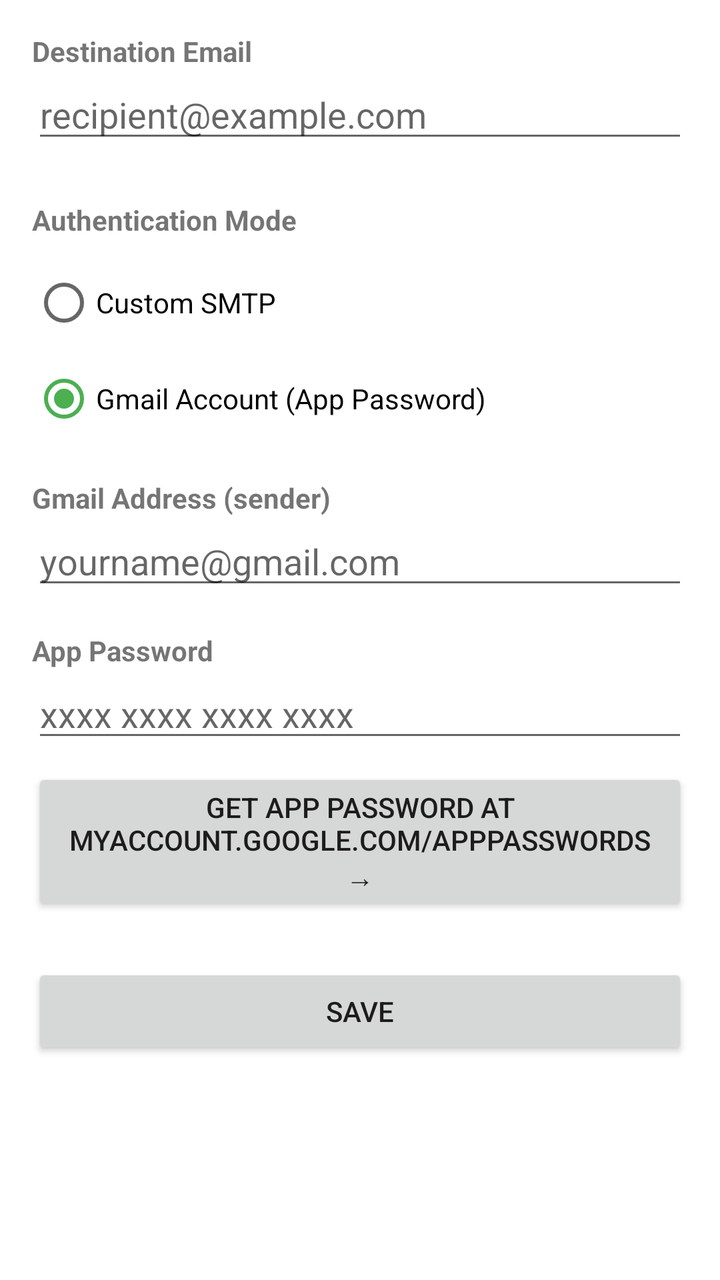
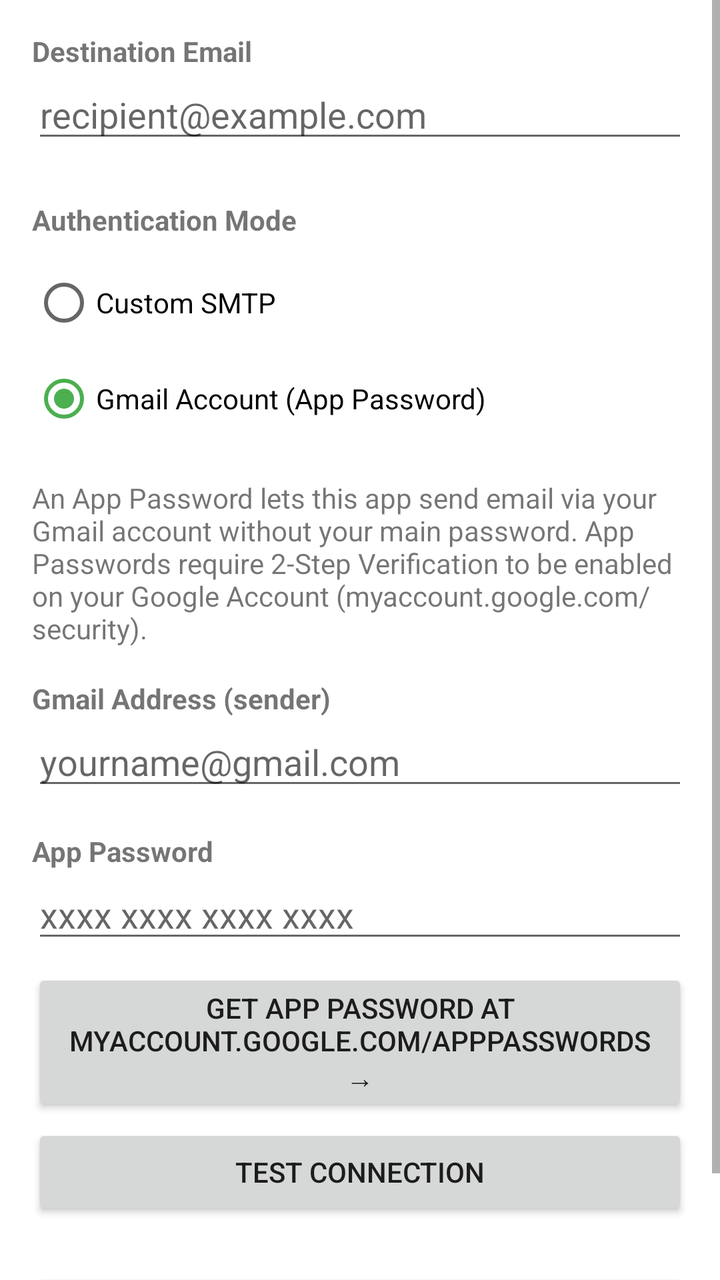

Two renders of the same Android screen: before a commit and after it. Below are the layout's source before the change and the commit's diff.
<!-- AndroidManifest.xml: application theme Theme.SmsEmailForwarder -->
<!-- res/layout/activity_settings.xml -->
<?xml version="1.0" encoding="utf-8"?>
<ScrollView xmlns:android="http://schemas.android.com/apk/res/android"
    android:layout_width="match_parent"
    android:layout_height="match_parent"
    android:fitsSystemWindows="true">

    <LinearLayout
        android:layout_width="match_parent"
        android:layout_height="wrap_content"
        android:orientation="vertical"
        android:padding="16dp">

        <TextView
            android:layout_width="match_parent"
            android:layout_height="wrap_content"
            android:text="@string/destination_email"
            android:textStyle="bold" />

        <EditText
            android:id="@+id/destinationEmailInput"
            android:layout_width="match_parent"
            android:layout_height="wrap_content"
            android:inputType="textEmailAddress"
            android:hint="@string/destination_email_hint" />

        <TextView
            android:layout_width="match_parent"
            android:layout_height="wrap_content"
            android:layout_marginTop="24dp"
            android:text="@string/auth_mode_label"
            android:textStyle="bold" />

        <RadioGroup
            android:id="@+id/authModeGroup"
            android:layout_width="match_parent"
            android:layout_height="wrap_content"
            android:layout_marginTop="8dp"
            android:orientation="vertical">

            <RadioButton
                android:id="@+id/authModeSmtp"
                android:layout_width="match_parent"
                android:layout_height="wrap_content"
                android:text="@string/auth_mode_smtp" />

            <RadioButton
                android:id="@+id/authModeGoogleAccount"
                android:layout_width="match_parent"
                android:layout_height="wrap_content"
                android:checked="true"
                android:text="@string/auth_mode_google_account" />

        </RadioGroup>

        <LinearLayout
            android:id="@+id/smtpSection"
            android:layout_width="match_parent"
            android:layout_height="wrap_content"
            android:orientation="vertical"
            android:visibility="gone">

            <TextView
                android:layout_width="match_parent"
                android:layout_height="wrap_content"
                android:layout_marginTop="16dp"
                android:text="@string/smtp_host"
                android:textStyle="bold" />

            <EditText
                android:id="@+id/smtpHostInput"
                android:layout_width="match_parent"
                android:layout_height="wrap_content"
                android:inputType="textUri"
                android:hint="@string/smtp_host_hint" />

            <TextView
                android:layout_width="match_parent"
                android:layout_height="wrap_content"
                android:layout_marginTop="16dp"
                android:text="@string/smtp_port"
                android:textStyle="bold" />

            <EditText
                android:id="@+id/smtpPortInput"
                android:layout_width="match_parent"
                android:layout_height="wrap_content"
                android:inputType="number"
                android:hint="@string/smtp_port_hint" />

            <TextView
                android:layout_width="match_parent"
                android:layout_height="wrap_content"
                android:layout_marginTop="16dp"
                android:text="@string/smtp_username"
                android:textStyle="bold" />

            <EditText
                android:id="@+id/smtpUsernameInput"
                android:layout_width="match_parent"
                android:layout_height="wrap_content"
                android:inputType="textEmailAddress"
                android:hint="@string/smtp_username_hint" />

            <TextView
                android:layout_width="match_parent"
                android:layout_height="wrap_content"
                android:layout_marginTop="16dp"
                android:text="@string/smtp_password"
                android:textStyle="bold" />

            <EditText
                android:id="@+id/smtpPasswordInput"
                android:layout_width="match_parent"
                android:layout_height="wrap_content"
                android:inputType="textPassword"
                android:hint="@string/smtp_password_hint" />

        </LinearLayout>

        <LinearLayout
            android:id="@+id/googleAccountSection"
            android:layout_width="match_parent"
            android:layout_height="wrap_content"
            android:orientation="vertical">

            <TextView
                android:layout_width="match_parent"
                android:layout_height="wrap_content"
                android:layout_marginTop="16dp"
                android:text="@string/gmail_address_label"
                android:textStyle="bold" />

            <EditText
                android:id="@+id/gmailAddressInput"
                android:layout_width="match_parent"
                android:layout_height="wrap_content"
                android:inputType="textEmailAddress"
                android:hint="@string/gmail_address_hint" />

            <TextView
                android:layout_width="match_parent"
                android:layout_height="wrap_content"
                android:layout_marginTop="16dp"
                android:text="@string/gmail_app_password_label"
                android:textStyle="bold" />

            <EditText
                android:id="@+id/gmailAppPasswordInput"
                android:layout_width="match_parent"
                android:layout_height="wrap_content"
                android:inputType="textPassword"
                android:hint="@string/gmail_app_password_hint" />

            <Button
                android:id="@+id/getAppPasswordButton"
                android:layout_width="match_parent"
                android:layout_height="wrap_content"
                android:layout_marginTop="8dp"
                android:text="@string/get_app_password" />

        </LinearLayout>

        <Button
            android:id="@+id/saveButton"
            android:layout_width="match_parent"
            android:layout_height="wrap_content"
            android:layout_marginTop="24dp"
            android:text="@string/save" />

    </LinearLayout>
</ScrollView>
<!-- resources referenced by this layout -->
<resources>
  <string name="auth_mode_google_account">Gmail Account (App Password)</string>
  <string name="auth_mode_label">Authentication Mode</string>
  <string name="auth_mode_smtp">Custom SMTP</string>
  <string name="destination_email">Destination Email</string>
  <string name="destination_email_hint">recipient@example.com</string>
  <string name="get_app_password">Get App Password at myaccount.google.com/apppasswords →</string>
  <string name="gmail_address_hint">yourname@gmail.com</string>
  <string name="gmail_address_label">Gmail Address (sender)</string>
  <string name="gmail_app_password_hint">xxxx xxxx xxxx xxxx</string>
  <string name="gmail_app_password_label">App Password</string>
  <string name="save">Save</string>
  <string name="smtp_host">SMTP Host</string>
  <string name="smtp_host_hint">smtp.gmail.com</string>
  <string name="smtp_password">SMTP Password (app password)</string>
  <string name="smtp_password_hint">App password from Google Account</string>
  <string name="smtp_port">SMTP Port</string>
  <string name="smtp_port_hint">587</string>
  <string name="smtp_username">SMTP Username (your email)</string>
  <string name="smtp_username_hint">sender@gmail.com</string>
  <style name="Theme.SmsEmailForwarder" parent="Theme.MaterialComponents.DayNight.DarkActionBar">
          <item name="colorPrimary">@color/green_500</item>
          <item name="colorPrimaryDark">@color/green_700</item>
          <item name="colorAccent">@color/green_500</item>
      </style>
  <color name="green_500">#4CAF50</color>
  <color name="green_700">#388E3C</color>
</resources>

<!-- the commit's change to res/layout/activity_settings.xml (unified diff, before → after) -->
@@ -115,6 +115,13 @@
                 android:inputType="textPassword"
                 android:hint="@string/smtp_password_hint" />
 
+            <Button
+                android:id="@+id/testSmtpButton"
+                android:layout_width="match_parent"
+                android:layout_height="wrap_content"
+                android:layout_marginTop="8dp"
+                android:text="@string/test_connection" />
+
         </LinearLayout>
 
         <LinearLayout
@@ -122,6 +129,12 @@
             android:layout_width="match_parent"
             android:layout_height="wrap_content"
             android:orientation="vertical">
+
+            <TextView
+                android:layout_width="match_parent"
+                android:layout_height="wrap_content"
+                android:layout_marginTop="16dp"
+                android:text="@string/google_account_section_info" />
 
             <TextView
                 android:layout_width="match_parent"
@@ -158,6 +171,13 @@
                 android:layout_marginTop="8dp"
                 android:text="@string/get_app_password" />
 
+            <Button
+                android:id="@+id/testGoogleAccountButton"
+                android:layout_width="match_parent"
+                android:layout_height="wrap_content"
+                android:layout_marginTop="4dp"
+                android:text="@string/test_connection" />
+
         </LinearLayout>
 
         <Button
<!-- resource entries referenced after the edit -->
@@ -10,6 +10,7 @@
   <string name="gmail_address_label">Gmail Address (sender)</string>
   <string name="gmail_app_password_hint">xxxx xxxx xxxx xxxx</string>
   <string name="gmail_app_password_label">App Password</string>
+  <string name="google_account_section_info">An App Password lets this app send email via your Gmail account without your main password. App Passwords require 2-Step Verification to be enabled on your Google Account (myaccount.google.com/security).</string>
   <string name="save">Save</string>
   <string name="smtp_host">SMTP Host</string>
   <string name="smtp_host_hint">smtp.gmail.com</string>
@@ -19,6 +20,7 @@
   <string name="smtp_port_hint">587</string>
   <string name="smtp_username">SMTP Username (your email)</string>
   <string name="smtp_username_hint">sender@gmail.com</string>
+  <string name="test_connection">Test Connection</string>
   <style name="Theme.SmsEmailForwarder" parent="Theme.MaterialComponents.DayNight.DarkActionBar">
           <item name="colorPrimary">@color/green_500</item>
           <item name="colorPrimaryDark">@color/green_700</item>
